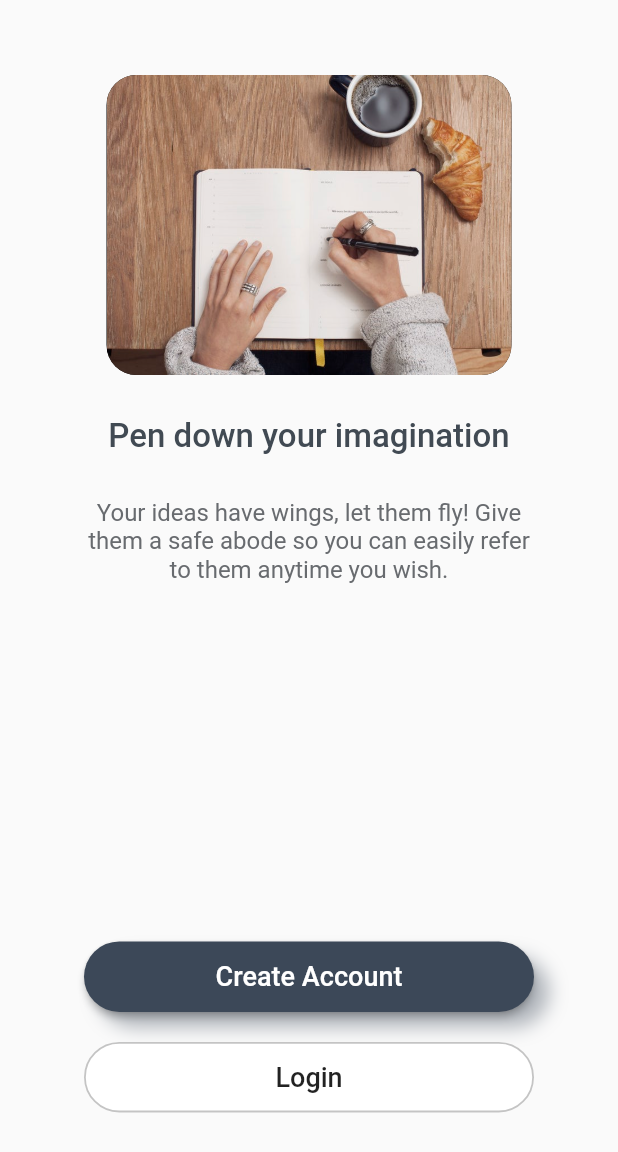
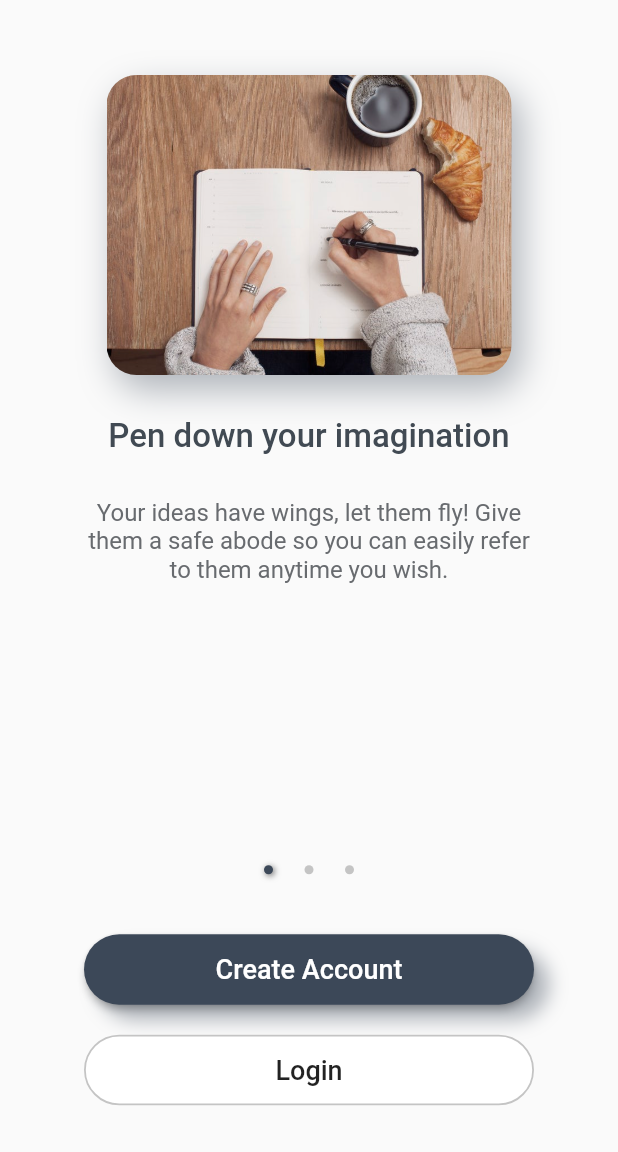
Before and after one commit to Alameen688/dear_diary, a Flutter app: the screen it shows after launch, on a phone screen of 412 x 824 dp. Shown: the top 1152 px of the screen. Run offline on Flutter 3.47's test engine with Material 2 defaults, Android fonts, the phone set to English and light mode, and no system bars.

Commit message:
complete intro slide ui

```diff
--- a/lib/intro/intro.dart
+++ b/lib/intro/intro.dart
@@ -1,22 +1,18 @@
-import 'package:dear_diary/data/slide_data.dart';
 import 'package:flutter/material.dart';
+
+import 'intro_slide.dart';
 
 class Intro extends StatelessWidget {
   @override
   Widget build(BuildContext context) {
-    final double screenHeight = MediaQuery.of(context).size.height;
-    final double containerHeight =
-        screenHeight < 500 ? 500 : screenHeight * 0.9;
-
     return Scaffold(
       body: SafeArea(
         child: SingleChildScrollView(
           child: Container(
-            height: containerHeight,
             alignment: Alignment.center,
             child: Column(
               children: <Widget>[
-                Expanded(child: IntroSlide()),
+                IntroSlide(),
                 Container(
                   width: 300,
                   height: 47,
@@ -33,7 +29,9 @@ class Intro extends StatelessWidget {
                     color: Color(0xFF3C4858),
                     shape: RoundedRectangleBorder(
                         borderRadius: BorderRadius.circular(30.0)),
-                    onPressed: () => debugPrint('signup pressed'),
+                    onPressed: () {
+                      Navigator.of(context).pushNamed('/signup');
+                    },
                     child: Text(
                       'Create Account',
                       style: TextStyle(color: Colors.white, fontSize: 18.0),
@@ -49,7 +47,9 @@ class Intro extends StatelessWidget {
                     shape: RoundedRectangleBorder(
                         side: BorderSide(color: Color(0xFFC4C4C4), width: 1.2),
                         borderRadius: BorderRadius.circular(30.0)),
-                    onPressed: () => debugPrint('login pressed'),
+                    onPressed: () {
+                      Navigator.of(context).pushNamed('/login');
+                    },
                     child: Text(
                       'Login',
                       style: TextStyle(fontSize: 18.0),
@@ -64,56 +64,3 @@ class Intro extends StatelessWidget {
     );
   }
 }
-
-class IntroSlide extends StatelessWidget {
-  @override
-  Widget build(BuildContext context) {
-    debugPrint('${MediaQuery.of(context).orientation}');
-    return Padding(
-      padding: const EdgeInsets.only(top: 50.0),
-      child: PageView.builder(
-          itemCount: slide_data.length,
-          itemBuilder: (BuildContext context, int position) {
-            return Column(
-              children: <Widget>[
-                Container(
-                  width: 270,
-                  height: 200,
-                  decoration: BoxDecoration(
-                    borderRadius: BorderRadius.circular(20.0),
-                    boxShadow: [BoxShadow()],
-                    image: DecorationImage(
-                      image: AssetImage(
-                        slide_data[position].imageUrl,
-                      ),
-                      fit: BoxFit.cover,
-                    ),
-                  ),
-                ),
-                Container(
-                  width: 300,
-                  margin: EdgeInsets.symmetric(vertical: 28.0),
-                  alignment: Alignment.center,
-                  child: Text(
-                    slide_data[position].title,
-                    style: Theme.of(context)
-                        .textTheme
-                        .title
-                        .copyWith(fontSize: 22.0),
-                  ),
-                ),
-                Container(
-                  width: 300,
-                  alignment: Alignment.center,
-                  child: Text(
-                    slide_data[position].description,
-                    textAlign: TextAlign.center,
-                    style: Theme.of(context).textTheme.subhead,
-                  ),
-                )
-              ],
-            );
-          }),
-    );
-  }
-}
--- /dev/null
+++ b/lib/intro/intro_slide.dart
@@ -0,0 +1,122 @@
+import 'package:dear_diary/data/slide_data.dart';
+import 'package:flutter/material.dart';
+
+class IntroSlide extends StatefulWidget {
+  @override
+  _IntroSlideState createState() => _IntroSlideState();
+}
+
+class _IntroSlideState extends State<IntroSlide> {
+  int _currentIndex = 0;
+
+  @override
+  Widget build(BuildContext context) {
+    debugPrint('${MediaQuery.of(context).orientation}');
+    final double screenHeight = MediaQuery.of(context).size.height;
+    final double containerHeight =
+        screenHeight < 500 ? 460 : screenHeight * 0.7;
+    return Column(
+      mainAxisSize: MainAxisSize.min,
+      children: <Widget>[
+        Container(
+          height: containerHeight,
+          child: PageView.builder(
+              itemCount: slide_data.length,
+              onPageChanged: (int position) {
+                setState(() {
+                  _currentIndex = position;
+                });
+              },
+              itemBuilder: (BuildContext context, int position) {
+                return Column(
+                  mainAxisSize: MainAxisSize.min,
+                  children: <Widget>[
+                    Container(
+                      width: 270,
+                      height: 200,
+                      margin: EdgeInsets.only(top: 50.0),
+                      decoration: BoxDecoration(
+                        borderRadius: BorderRadius.circular(20.0),
+                        boxShadow: [
+                          BoxShadow(
+                              color: Color(0xFF3C4858).withOpacity(.4),
+                              offset: Offset(6.0, 10.0),
+                              blurRadius: 20.0),
+                        ],
+                        image: DecorationImage(
+                          image: AssetImage(
+                            slide_data[position].imageUrl,
+                          ),
+                          fit: BoxFit.cover,
+                        ),
+                      ),
+                    ),
+                    Container(
+                      width: 300,
+                      margin: EdgeInsets.symmetric(vertical: 28.0),
+                      alignment: Alignment.center,
+                      child: Text(
+                        slide_data[position].title,
+                        style: Theme.of(context)
+                            .textTheme
+                            .title
+                            .copyWith(fontSize: 22.0),
+                      ),
+                    ),
+                    Container(
+                      width: 300,
+                      alignment: Alignment.center,
+                      child: Text(
+                        slide_data[position].description,
+                        textAlign: TextAlign.center,
+                        style: Theme.of(context).textTheme.subhead,
+                      ),
+                    )
+                  ],
+                );
+              }),
+        ),
+        Container(
+          width: 60,
+          margin: EdgeInsets.only(bottom: 40),
+          child: Row(
+            mainAxisSize: MainAxisSize.min,
+            mainAxisAlignment: MainAxisAlignment.spaceBetween,
+            children: List.generate(
+              slide_data.length,
+              (index) => Indicator(
+                active: _currentIndex == index,
+              ),
+            ),
+          ),
+        ),
+      ],
+    );
+  }
+}
+
+class Indicator extends StatelessWidget {
+  Indicator({this.active = false});
+
+  final bool active;
+
+  @override
+  Widget build(BuildContext context) {
+    return Container(
+      height: 6,
+      width: 6,
+      decoration: BoxDecoration(
+        shape: BoxShape.circle,
+        boxShadow: active
+            ? [
+                BoxShadow(
+                    color: Colors.black.withOpacity(.6),
+                    offset: Offset(1, 1),
+                    blurRadius: 3)
+              ]
+            : null,
+        color: active ? Color(0xFF3C4858) : Color(0xFFC4C4C4),
+      ),
+    );
+  }
+}
```
